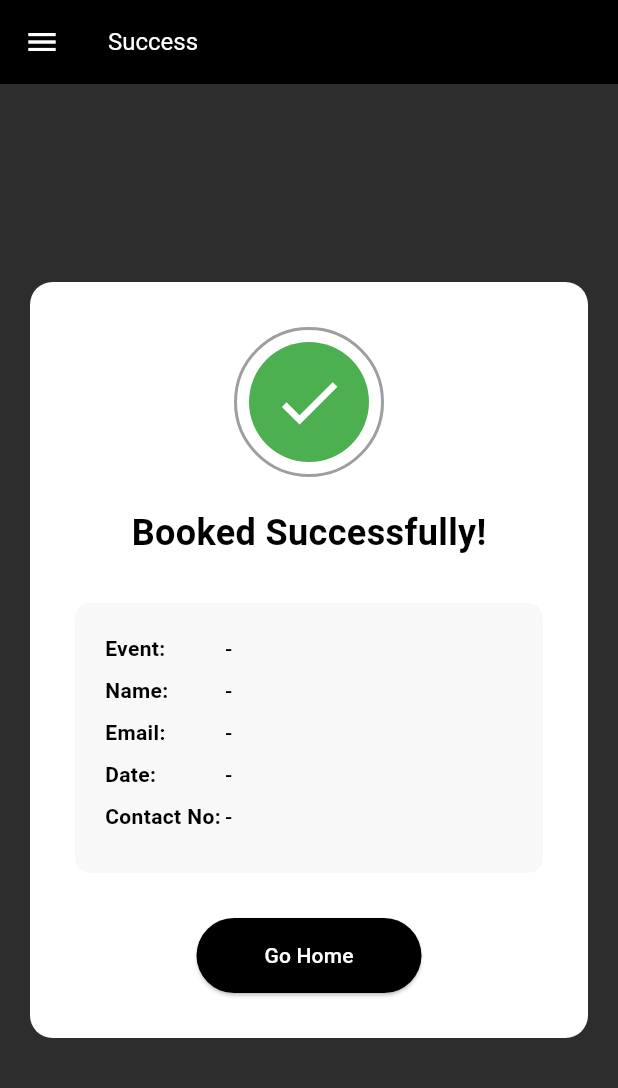
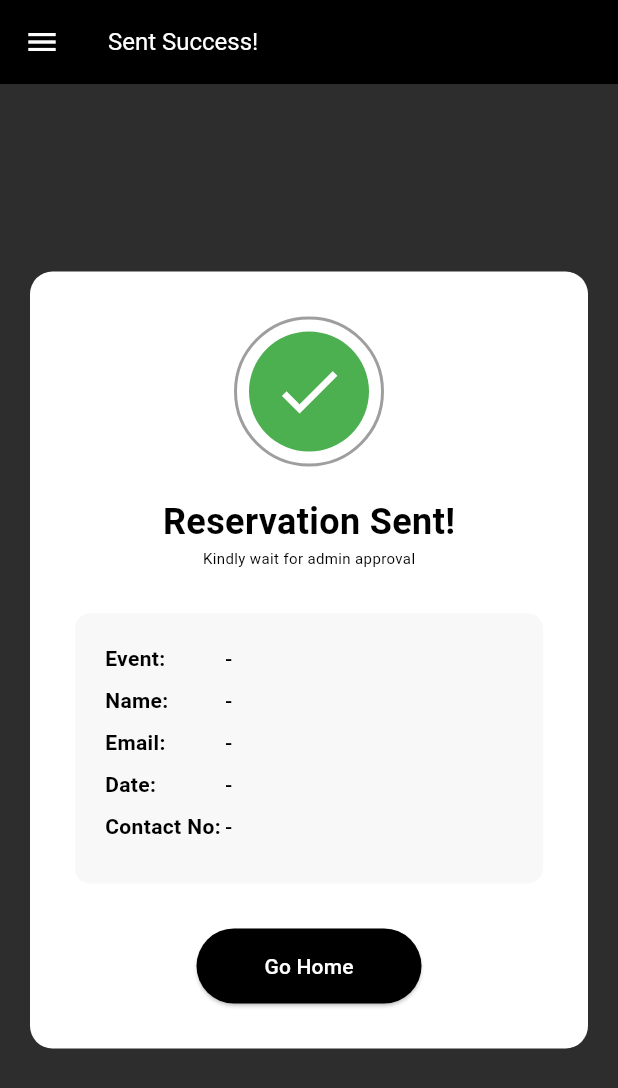
Before and after one commit to 1Karuz/reservation_app, a Flutter app: the SuccessPage screen opened directly with empty values, on a phone screen of 412 x 824 dp. Shown: the top 1088 px of the screen. Run offline on Flutter 3.47's test engine with Material 3 defaults, Android fonts, the phone set to English and light mode, and no system bars.

```diff
--- a/lib/pages/success_page.dart
+++ b/lib/pages/success_page.dart
@@ -25,7 +25,7 @@ class SuccessPage extends StatelessWidget {
       appBar: AppBar(
         backgroundColor: Colors.black,
         title: const Text(
-          'Success',
+          'Sent Success!',
           style: TextStyle(color: Colors.white),
         ),
         leading: Builder(
@@ -72,13 +72,17 @@ class SuccessPage extends StatelessWidget {
               ),
               const SizedBox(height: 20),
               const Text(
-                'Booked Successfully!',
+                'Reservation Sent!',
                 style: TextStyle(
                   fontSize: 24,
                   fontWeight: FontWeight.w600,
                   color: Colors.black,
                 ),
               ),
+              const Text('Kindly wait for admin approval', style: TextStyle(
+                fontSize: 10,
+                color: Colors.black
+              ),),
               const SizedBox(height: 30),
               Container(
                 width: double.infinity,
--- a/pubspec.yaml
+++ b/pubspec.yaml
@@ -17,6 +17,8 @@ dependencies:
   # firebase_core: ^2.24.2
   # firebase_auth: ^4.15.3
   # cloud_firestore: ^4.13.6
+  firebase_core: ^4.0.0
+  firebase_auth: ^6.0.1
 
 dev_dependencies:
   flutter_test:
```
Also changed, not shown: lib/pages/auth_service.dart (added), pubspec.lock, 3 other files.
